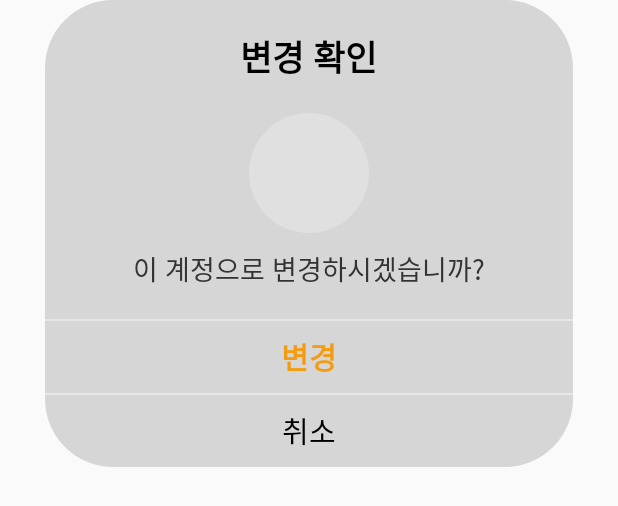
After one commit to njh0317/MakeyourCs, an Android app: the layout fragment_change_sub_account_dialog.xml on its own in the app's theme, with its tools: preview values and no code run, on a phone screen of 412 x 824 dp. The commit adds this screen. Shown: the top 506 px of the screen. Run offline under Robolectric (Android 15) with nearby library versions, the phone set to English and light mode, and no system bars.

Commit message:
change account success

```diff
--- a/app/src/main/AndroidManifest.xml
+++ b/app/src/main/AndroidManifest.xml
@@ -31,6 +31,7 @@
         <activity android:name=".ui.auth.SignupActivity" />
         <activity android:name=".ui.user.management.AccountMgtMainActivity" />
         <activity android:name=".ui.user.management.NewAccountMgtActivity" />
+        <activity android:name=".ui.user.management.change.ChangeAccountMainActivity"/>
         <activity android:name=".ui.wholeFeed.StorageActivity">
         </activity>
     </application>
--- a/app/src/main/java/com/example/makeyourcs/ui/MainActivity.kt
+++ b/app/src/main/java/com/example/makeyourcs/ui/MainActivity.kt
@@ -22,7 +22,6 @@ import org.kodein.di.android.kodein
 class MainActivity() : AppCompatActivity(),KodeinAware, BottomNavigationView.OnNavigationItemSelectedListener {
     override val kodein by kodein()
     val TAG="MAINACTIVITY"
-    var groupname:String?="본 계정"
 
     override fun onNavigationItemSelected(item: MenuItem): Boolean {
         when (item.itemId) {
--- a/app/src/main/java/com/example/makeyourcs/ui/user/management/AccountMgtMainActivity.kt
+++ b/app/src/main/java/com/example/makeyourcs/ui/user/management/AccountMgtMainActivity.kt
@@ -50,13 +50,11 @@ class AccountMgtMainActivity : AppCompatActivity(), KodeinAware, AccountMgtRecyc
 
     override fun onLongClick(position: Int) {
         var groupname = viewModel.getItemList().get(position).groupname
-//        Log.d("onLongClick", "$groupname long clicked")
 
         val dialog = AccMgtDialogFragment(this, groupname)
         dialog.setButtonClickListener(object: AccMgtDialogFragment.OnButtonClickListener{
             override fun onAccountMgtMenu_Delete() {
                 StartDeleteDialog(groupname, position)
-//                Log.d("delete_menu", "$groupname, $position")
             }
 
             override fun onAccountMgtMenu_ChangeFollower() {
--- a/app/src/main/java/com/example/makeyourcs/ui/user/management/UserMgtViewModel.kt
+++ b/app/src/main/java/com/example/makeyourcs/ui/user/management/UserMgtViewModel.kt
@@ -150,6 +150,10 @@ class UserMgtViewModel (
         }
     }
 
+    fun changeAccount(view: View) {
+
+    }
+
     fun goToUserFeed(view: View){
         Intent(view.context, MainActivity::class.java).also{
             view.context.startActivity(it);
--- /dev/null
+++ b/app/src/main/res/layout/fragment_change_sub_account_dialog.xml
@@ -0,0 +1,65 @@
+<?xml version="1.0" encoding="utf-8"?>
+<layout>
+    <LinearLayout xmlns:android="http://schemas.android.com/apk/res/android"
+        android:layout_width="match_parent"
+        android:layout_height="wrap_content"
+        android:background="@drawable/dialog_background"
+        android:gravity="center_horizontal"
+        android:orientation="vertical"
+        android:layout_marginLeft="30dp"
+        android:layout_marginRight="30dp">
+
+        <TextView
+            android:layout_width="wrap_content"
+            android:layout_height="wrap_content"
+            android:layout_marginTop="20dp"
+            android:text="@string/change_confirm"
+            android:textColor="@color/black"
+            android:textSize="23sp"
+            android:textStyle="bold" />
+
+        <ImageView
+            android:layout_width="80dp"
+            android:layout_height="80dp"
+            android:layout_marginTop="20dp"
+            android:background="@drawable/profile_oval" />
+
+        <TextView
+            android:layout_width="wrap_content"
+            android:layout_height="wrap_content"
+            android:layout_marginTop="10dp"
+            android:text="@string/ask_change_subacc"
+            android:textColor="@color/id_gray"
+            android:textSize="18sp" />
+
+        <View
+            android:layout_width="match_parent"
+            android:layout_height="1dp"
+            android:layout_marginTop="20dp"
+            android:background="@color/line_gray" />
+
+        <Button
+            android:id="@+id/changebtn"
+            android:layout_width="match_parent"
+            android:layout_height="wrap_content"
+            android:background="@android:color/transparent"
+            android:text="@string/change"
+            android:textColor="@color/signature"
+            android:textSize="20sp"
+            android:textStyle="bold" />
+
+        <View
+            android:layout_width="match_parent"
+            android:layout_height="1dp"
+            android:background="@color/line_gray" />
+
+        <Button
+            android:id="@+id/notchangebtn"
+            android:layout_width="match_parent"
+            android:layout_height="wrap_content"
+            android:background="@android:color/transparent"
+            android:text="@string/not_change"
+            android:textColor="@color/black"
+            android:textSize="19sp" />
+    </LinearLayout>
+</layout>
--- a/app/src/main/res/values/strings.xml
+++ b/app/src/main/res/values/strings.xml
@@ -67,6 +67,12 @@
     <string name="origin_cannotdelete">본 계정은 \n삭제할 수 없습니다.</string>
     <string name="add">추가</string>
 
+    <!-- Change sub account-->
+    <string name="change_confirm">변경 확인</string>
+    <string name="ask_change_subacc">이 계정으로 변경하시겠습니까?</string>
+    <string name="change">변경</string>
+    <string name="not_change">취소</string>
+
     <!-- More menu in User Feed -->
     <string name="settings">설정</string>
     <string name="accountmgt">계정 관리</string>
```
Also changed, not shown: app/src/main/java/com/example/makeyourcs/ui/Groupname.kt (added, +7 -0 lines), app/src/main/java/com/example/makeyourcs/ui/user/UserFragment.kt (+47 -18 lines), app/src/main/java/com/example/makeyourcs/ui/user/management/AccountMgtItem.kt (+1 -7 lines), app/src/main/java/com/example/makeyourcs/ui/user/management/change/ChangeAccountMainActivity.kt (added, +68 -0 lines), app/src/main/java/com/example/makeyourcs/ui/user/management/change/ChangeAccountRecyclerAdapter.kt (added, +62 -0 lines), app/src/main/java/com/example/makeyourcs/ui/user/management/dialog/ChangeSubAccountDialogFragment.kt (added, +73 -0 lines), app/src/main/res/layout/activity_change_account_main.xml (added, +66 -0 lines).
